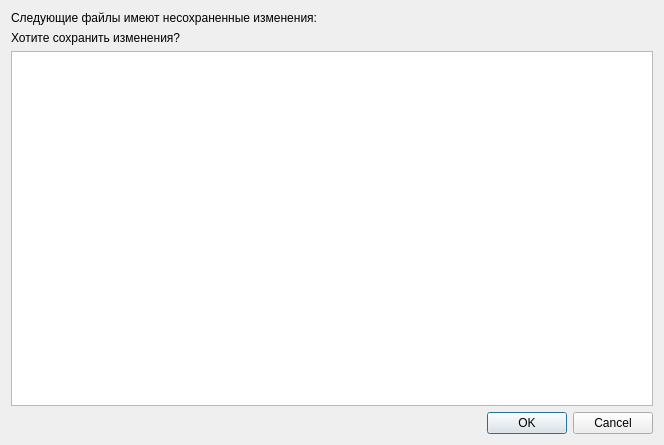
Old version of the form src/qlabelme/widgets/restoreautosave.ui in the repository mariekarelina/QLabelMe.
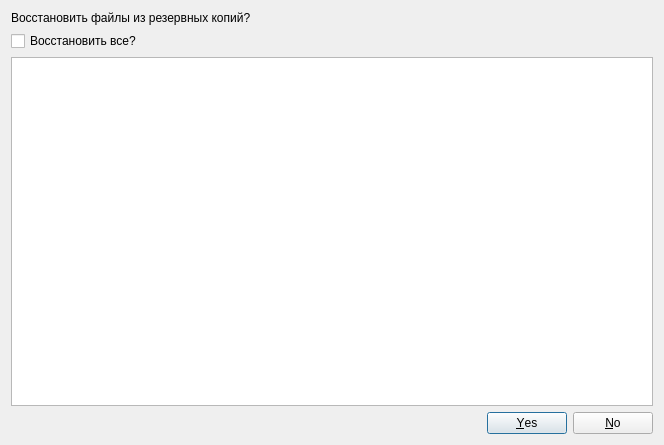
New version of the form.

What changed in the file:
```diff
--- a/src/qlabelme/widgets/restoreautosave.ui
+++ b/src/qlabelme/widgets/restoreautosave.ui
@@ -17,14 +17,14 @@
    <item>
     <widget class="QLabel" name="messageLabel_2">
      <property name="text">
-      <string>Следующие файлы имеют несохраненные изменения:</string>
+      <string>Восстановить файлы из резервных копий?</string>
      </property>
     </widget>
    </item>
    <item>
-    <widget class="QLabel" name="messageLabel">
+    <widget class="QCheckBox" name="selectAllCheckBox">
      <property name="text">
-      <string>Хотите сохранить изменения?</string>
+      <string>Восстановить все?</string>
      </property>
     </widget>
    </item>
@@ -34,7 +34,7 @@
    <item>
     <widget class="QDialogButtonBox" name="buttonBox">
      <property name="standardButtons">
-      <set>QDialogButtonBox::Cancel|QDialogButtonBox::Ok</set>
+      <set>QDialogButtonBox::No|QDialogButtonBox::Yes</set>
      </property>
     </widget>
    </item>
```
